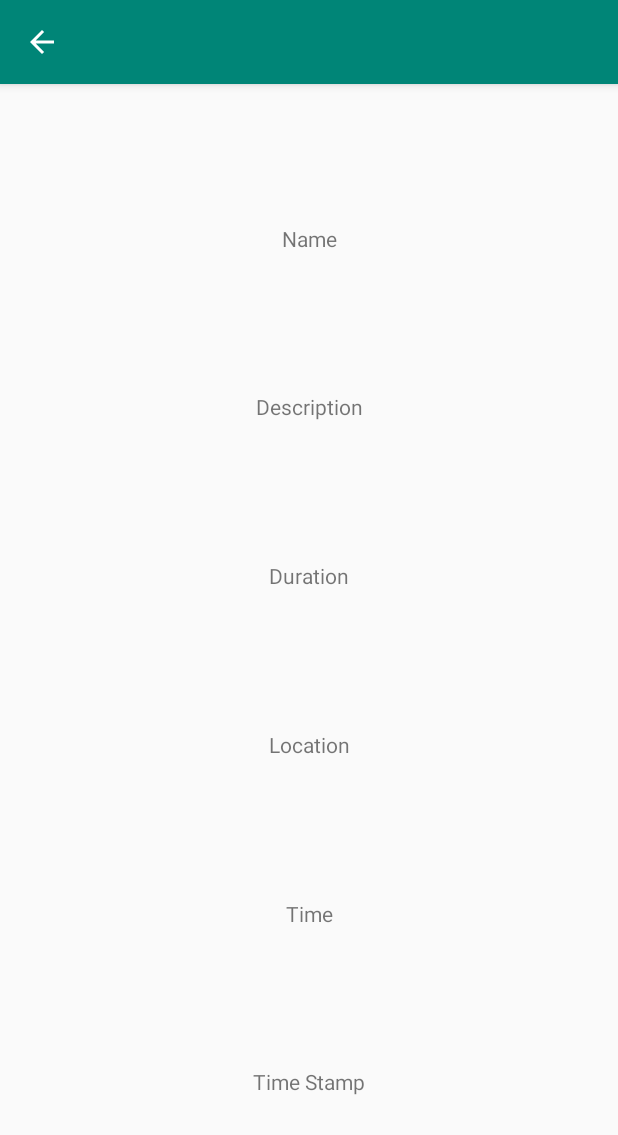
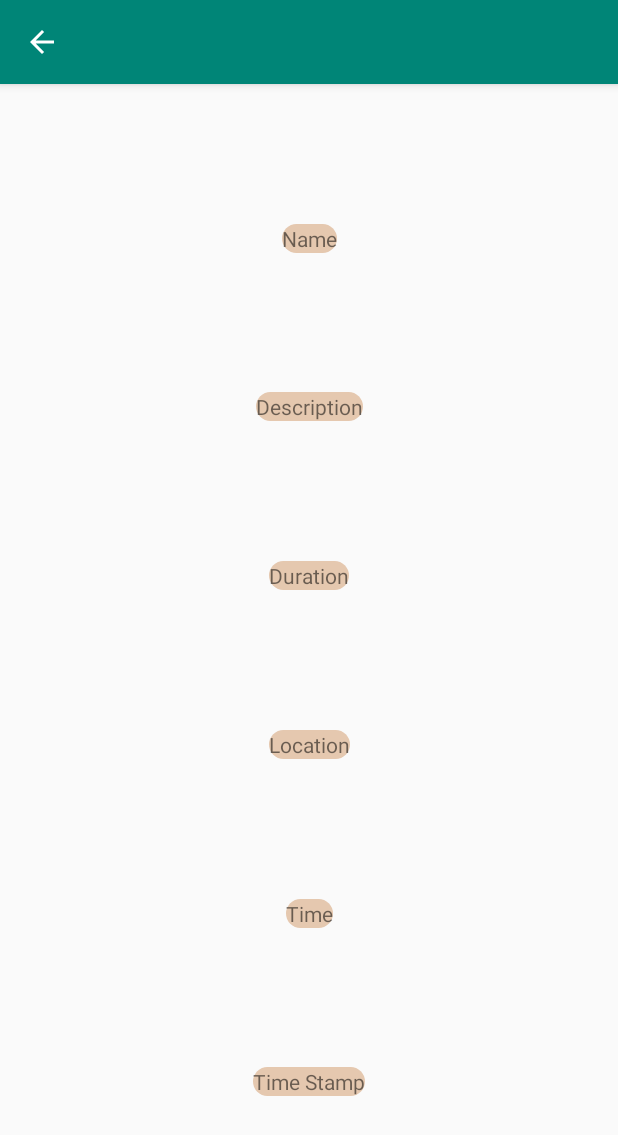
Before and after one commit to minut1bc/Groupify, an Android app: the EventActivity screen opened directly, with no data from a screen before it, on a phone screen of 412 x 824 dp. Shown: the top 1135 px of the screen. Run offline under Robolectric (Android 15) with nearby library versions, the phone set to English and light mode, and no system bars; our stand-ins replace Firebase (no records; nobody signed in at launch, a user with empty details on screens opened directly); 6 statements that could not run were skipped.

Commit message:
Update launcher icon

```diff
--- a/app/build.gradle
+++ b/app/build.gradle
@@ -33,6 +33,7 @@ dependencies {
     implementation 'com.android.support:design:28.0.0'
     implementation 'com.android.support:recyclerview-v7:28.0.0'
     implementation 'com.google.android.gms:play-services-places:16.0.0'
+    implementation 'com.android.support:cardview-v7:28.0.0'
 }
 
 apply plugin: 'com.google.gms.google-services'
--- a/app/src/main/AndroidManifest.xml
+++ b/app/src/main/AndroidManifest.xml
@@ -9,7 +9,7 @@
 
     <application
         android:allowBackup="true"
-        android:icon="@mipmap/ic_launcher"
+        android:icon="@mipmap/ic_launcher_groupify"
         android:label="@string/app_name"
         android:roundIcon="@mipmap/ic_launcher_round"
         android:supportsRtl="true"
--- a/app/src/main/java/com/app/accgt/groupify/activities/AddEventActivity.java
+++ b/app/src/main/java/com/app/accgt/groupify/activities/AddEventActivity.java
@@ -27,8 +27,10 @@ import com.google.android.gms.common.api.GoogleApiClient;
 import com.google.android.gms.location.places.Place;
 import com.google.android.gms.location.places.Places;
 import com.google.android.gms.location.places.ui.PlacePicker;
+import com.google.firebase.auth.FirebaseUser;
 import com.google.firebase.firestore.FirebaseFirestore;
 
+import java.util.ArrayList;
 import java.util.Calendar;
 import java.util.GregorianCalendar;
 
@@ -99,6 +101,7 @@ public class AddEventActivity extends AppCompatActivity implements GoogleApiClie
                 event.setDuration(Integer.parseInt(addEventDuration.getText().toString()));
                 event.setTimestamp(new GregorianCalendar().getTime());
                 event.setLocation(location);
+                event.setUsers(new ArrayList<FirebaseUser>());
                 FirebaseFirestore.getInstance().collection("events").document().set(event);
                 finish();
             }
--- a/app/src/main/res/layout/activty_event.xml
+++ b/app/src/main/res/layout/activty_event.xml
@@ -8,6 +8,7 @@
         android:id="@+id/event_name"
         android:layout_width="wrap_content"
         android:layout_height="wrap_content"
+        android:background="@drawable/rounded_rectangle"
         android:text="Name"
         app:layout_constraintBottom_toTopOf="@id/event_description"
         app:layout_constraintEnd_toEndOf="parent"
@@ -18,6 +19,7 @@
         android:id="@+id/event_description"
         android:layout_width="wrap_content"
         android:layout_height="wrap_content"
+        android:background="@drawable/rounded_rectangle"
         android:text="Description"
         app:layout_constraintBottom_toTopOf="@id/event_duration"
         app:layout_constraintEnd_toEndOf="parent"
@@ -28,6 +30,7 @@
         android:id="@+id/event_duration"
         android:layout_width="wrap_content"
         android:layout_height="wrap_content"
+        android:background="@drawable/rounded_rectangle"
         android:text="Duration"
         app:layout_constraintBottom_toTopOf="@id/event_location"
         app:layout_constraintEnd_toEndOf="parent"
@@ -38,6 +41,7 @@
         android:id="@+id/event_location"
         android:layout_width="wrap_content"
         android:layout_height="wrap_content"
+        android:background="@drawable/rounded_rectangle"
         android:text="Location"
         app:layout_constraintBottom_toTopOf="@id/event_time"
         app:layout_constraintEnd_toEndOf="parent"
@@ -48,6 +52,7 @@
         android:id="@+id/event_time"
         android:layout_width="wrap_content"
         android:layout_height="wrap_content"
+        android:background="@drawable/rounded_rectangle"
         android:text="Time"
         app:layout_constraintBottom_toTopOf="@id/event_time_stamp"
         app:layout_constraintEnd_toEndOf="parent"
@@ -58,6 +63,7 @@
         android:id="@+id/event_time_stamp"
         android:layout_width="wrap_content"
         android:layout_height="wrap_content"
+        android:background="@drawable/rounded_rectangle"
         android:text="Time Stamp"
         app:layout_constraintBottom_toBottomOf="parent"
         app:layout_constraintEnd_toEndOf="parent"
```
Also changed, not shown: app/src/main/res/mipmap-xhdpi/ic_launcher_groupify.png (added).
